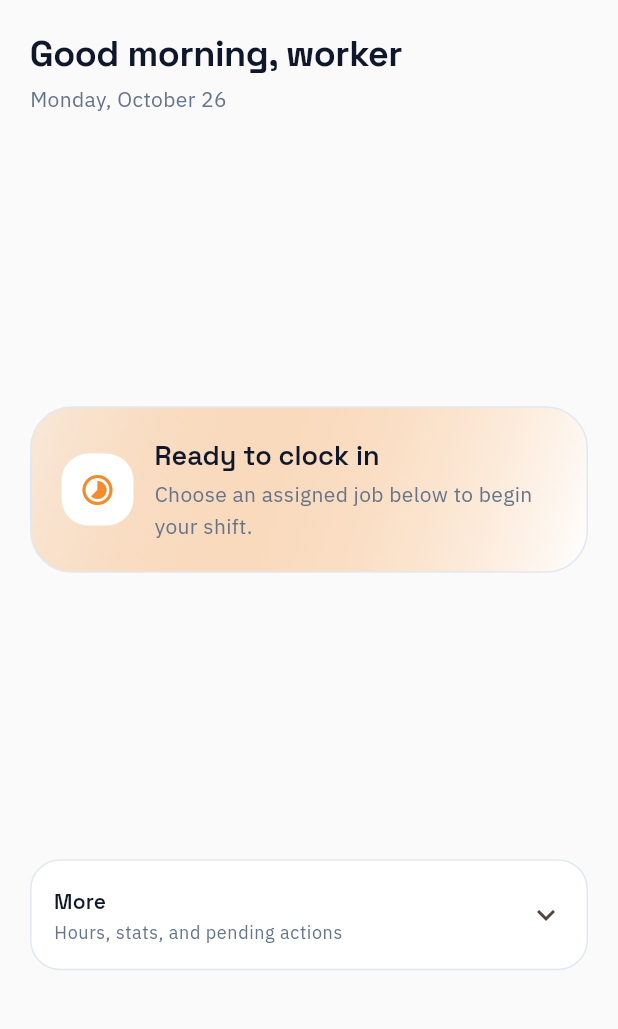
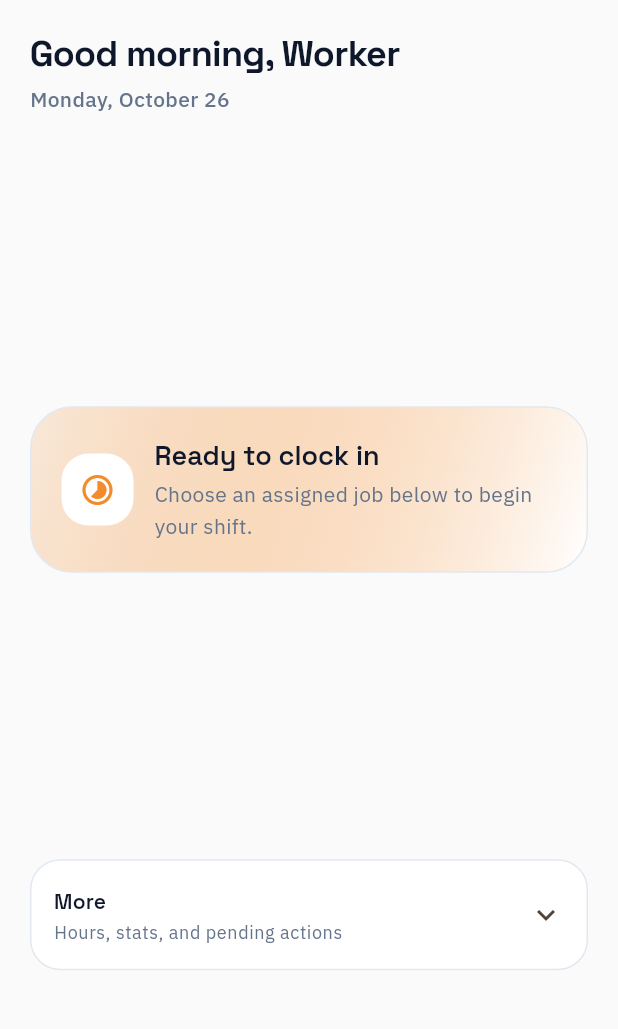
Before and after one commit to seancheick/FieldOpsAi, a Flutter app: the HomeTab screen opened directly, on a phone screen of 412 x 824 dp, the part 84-1113 px from its top. Run offline on Flutter 3.47's test engine with Material 3 defaults, Android fonts, the phone set to English and light mode, and no system bars; our stand-ins replace camera, connectivity_plus, drift, flutter_riverpod, flutter_secure_storage, geolocator and 4 more; accounts and stored records are empty; generated files the repository leaves out were written again.

Commit message:
feat(ui-ux): enhance mobile greeting and test credentials guidance, eliminate edge function calls in web sidebar

```diff
--- a/apps/fieldops_mobile/lib/features/home/presentation/home_tab.dart
+++ b/apps/fieldops_mobile/lib/features/home/presentation/home_tab.dart
@@ -303,19 +303,28 @@ class _GreetingHeader extends StatelessWidget {
   Widget build(BuildContext context) {
     final textTheme = Theme.of(context).textTheme;
     final palette = context.palette;
-    final name = email?.split('@').first ?? 'worker';
+    final rawName = email?.split('@').first ?? 'worker';
+    final name = rawName.isNotEmpty
+        ? '${rawName[0].toUpperCase()}${rawName.substring(1)}'
+        : 'Worker';
 
     return Column(
       crossAxisAlignment: CrossAxisAlignment.start,
       children: [
         Text(
           '$_greeting, $name',
-          style: textTheme.headlineMedium,
+          style: textTheme.headlineMedium?.copyWith(
+            fontWeight: FontWeight.w700,
+            letterSpacing: -0.5,
+          ),
         ),
         const SizedBox(height: 4),
         Text(
           _dateLabel,
-          style: textTheme.bodyMedium?.copyWith(color: palette.steel),
+          style: textTheme.bodyMedium?.copyWith(
+            color: palette.steel,
+            fontWeight: FontWeight.w500,
+          ),
         ),
       ],
     );
```
Also changed, not shown: apps/fieldops_mobile/analysis_options.yaml (+8 -0 lines), apps/fieldops_mobile/lib/features/auth/presentation/login_screen.dart (+8 -0 lines), apps/fieldops_mobile/pubspec.lock, 1 other file.
